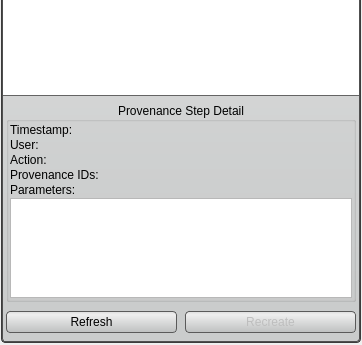
Qt form src/Interface/Application/ProvenanceDockWidget.ui (SCIInstitute/Seg3D) before a commit; both pictures show x 0 to 362 and y 450 to 795 of the 362 by 795 pixel window.
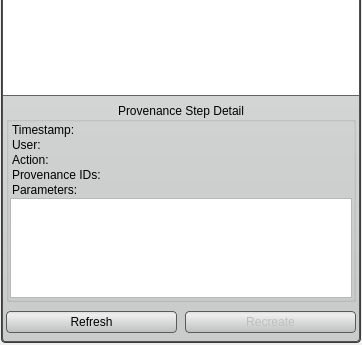
The same form after that commit. Custom widgets are drawn as their Qt base class.

The edit to the form file:
```diff
--- a/src/Interface/Application/ProvenanceDockWidget.ui
+++ b/src/Interface/Application/ProvenanceDockWidget.ui
@@ -209,8 +209,8 @@
                 </property>
                 <item>
                  <layout class="QHBoxLayout" name="horizontalLayout_3">
-                  <property name="topMargin">
-                   <number>0</number>
+                  <property name="leftMargin">
+                   <number>2</number>
                   </property>
                   <item>
                    <widget class="QLabel" name="label_2">
@@ -242,6 +242,9 @@
                 </item>
                 <item>
                  <layout class="QHBoxLayout" name="horizontalLayout_2">
+                  <property name="leftMargin">
+                   <number>2</number>
+                  </property>
                   <item>
                    <widget class="QLabel" name="label">
                     <property name="sizePolicy">
@@ -272,8 +275,8 @@
                 </item>
                 <item>
                  <layout class="QHBoxLayout" name="horizontalLayout_4">
-                  <property name="topMargin">
-                   <number>0</number>
+                  <property name="leftMargin">
+                   <number>2</number>
                   </property>
                   <item>
                    <widget class="QLabel" name="label_5">
@@ -305,8 +308,8 @@
                 </item>
                 <item>
                  <layout class="QHBoxLayout" name="provenance_ids_layout_">
-                  <property name="topMargin">
-                   <number>0</number>
+                  <property name="leftMargin">
+                   <number>2</number>
                   </property>
                   <item>
                    <widget class="QLabel" name="label_7">
@@ -337,12 +340,19 @@
                  </layout>
                 </item>
                 <item>
+                 <layout class="QHBoxLayout" name="horizontalLayout_5">
+                  <property name="leftMargin">
+                   <number>2</number>
+                  </property>
+                  <item>
                  <widget class="QLabel" name="label_3">
                   <property name="text">
                    <string>Parameters:</string>
                   </property>
                  </widget>
                 </item>
+                 </layout>
+                </item>
                 <item>
                  <widget class="QTextBrowser" name="action_params_">
                   <property name="sizePolicy">
```
Left out of the diff: 4 changed lines with no effect on the pictures. Lines whose indentation alone changed are shown as unchanged.
